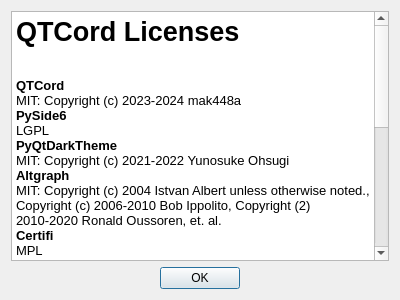
mak448a/Qtcord, file src/ui/licenses.ui: the form before one commit.
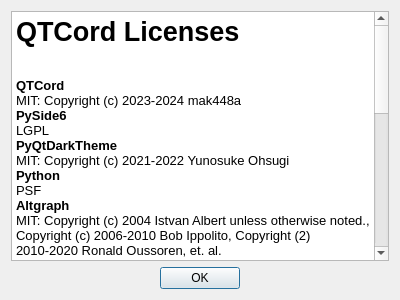
The form after the commit.

```diff
--- a/src/ui/licenses.ui
+++ b/src/ui/licenses.ui
@@ -35,6 +35,8 @@
 &lt;p style=&quot; margin-top:0px; margin-bottom:0px; margin-left:0px; margin-right:0px; -qt-block-indent:0; text-indent:0px;&quot;&gt;LGPL&lt;/p&gt;
 &lt;p style=&quot; margin-top:0px; margin-bottom:0px; margin-left:0px; margin-right:0px; -qt-block-indent:0; text-indent:0px;&quot;&gt;&lt;span style=&quot; font-weight:700;&quot;&gt;PyQtDarkTheme&lt;/span&gt;&lt;/p&gt;
 &lt;p style=&quot; margin-top:0px; margin-bottom:0px; margin-left:0px; margin-right:0px; -qt-block-indent:0; text-indent:0px;&quot;&gt;MIT: Copyright (c) 2021-2022 Yunosuke Ohsugi&lt;/p&gt;
+&lt;p style=&quot; margin-top:0px; margin-bottom:0px; margin-left:0px; margin-right:0px; -qt-block-indent:0; text-indent:0px;&quot;&gt;&lt;span style=&quot; font-weight:700;&quot;&gt;Python&lt;/span&gt;&lt;/p&gt;
+&lt;p style=&quot; margin-top:0px; margin-bottom:0px; margin-left:0px; margin-right:0px; -qt-block-indent:0; text-indent:0px;&quot;&gt;PSF&lt;/p&gt;
 &lt;p style=&quot; margin-top:0px; margin-bottom:0px; margin-left:0px; margin-right:0px; -qt-block-indent:0; text-indent:0px;&quot;&gt;&lt;span style=&quot; font-weight:700;&quot;&gt;Altgraph&lt;/span&gt;&lt;/p&gt;
 &lt;p style=&quot; margin-top:0px; margin-bottom:0px; margin-left:0px; margin-right:0px; -qt-block-indent:0; text-indent:0px;&quot;&gt;MIT: Copyright (c) 2004 Istvan Albert unless otherwise noted., Copyright (c) 2006-2010 Bob Ippolito, Copyright (2) 2010-2020 Ronald Oussoren, et. al.&lt;/p&gt;
 &lt;p style=&quot; margin-top:0px; margin-bottom:0px; margin-left:0px; margin-right:0px; -qt-block-indent:0; text-indent:0px;&quot;&gt;&lt;span style=&quot; font-weight:700;&quot;&gt;Certifi&lt;/span&gt;&lt;/p&gt;
@@ -49,6 +51,10 @@
 &lt;p style=&quot; margin-top:0px; margin-bottom:0px; margin-left:0px; margin-right:0px; -qt-block-indent:0; text-indent:0px;&quot;&gt;Apache&lt;/p&gt;
 &lt;p style=&quot; margin-top:0px; margin-bottom:0px; margin-left:0px; margin-right:0px; -qt-block-indent:0; text-indent:0px;&quot;&gt;&lt;span style=&quot; font-weight:700;&quot;&gt;Urllib3&lt;/span&gt;&lt;/p&gt;
 &lt;p style=&quot; margin-top:0px; margin-bottom:0px; margin-left:0px; margin-right:0px; -qt-block-indent:0; text-indent:0px;&quot;&gt;MIT: Copyright (c) 2008-2020 Andrey Petrov and contributors.&lt;/p&gt;
+&lt;p style=&quot; margin-top:0px; margin-bottom:0px; margin-left:0px; margin-right:0px; -qt-block-indent:0; text-indent:0px;&quot;&gt;&lt;span style=&quot; font-weight:700;&quot;&gt;Darkdetect&lt;/span&gt;&lt;/p&gt;
+&lt;p style=&quot; margin-top:0px; margin-bottom:0px; margin-left:0px; margin-right:0px; -qt-block-indent:0; text-indent:0px;&quot;&gt;Copyright (c) 2019, Alberto Sottile&lt;/p&gt;
+&lt;p style=&quot; margin-top:0px; margin-bottom:0px; margin-left:0px; margin-right:0px; -qt-block-indent:0; text-indent:0px;&quot;&gt;&lt;span style=&quot; font-weight:700;&quot;&gt;Websocket-Client&lt;/span&gt;&lt;/p&gt;
+&lt;p style=&quot; margin-top:0px; margin-bottom:0px; margin-left:0px; margin-right:0px; -qt-block-indent:0; text-indent:0px;&quot;&gt;Apache&lt;/p&gt;
 &lt;p style=&quot;-qt-paragraph-type:empty; margin-top:0px; margin-bottom:0px; margin-left:0px; margin-right:0px; -qt-block-indent:0; text-indent:0px;&quot;&gt;&lt;br /&gt;&lt;/p&gt;
 &lt;p style=&quot; margin-top:0px; margin-bottom:0px; margin-left:0px; margin-right:0px; -qt-block-indent:0; text-indent:0px;&quot;&gt;You can view the full licenses by going into the folder where QTCord was installed. For Linux, check the following directories:&lt;/p&gt;
 &lt;p style=&quot; margin-top:0px; margin-bottom:0px; margin-left:0px; margin-right:0px; -qt-block-indent:0; text-indent:0px;&quot;&gt;&lt;span style=&quot; font-style:italic; text-decoration: underline;&quot;&gt;/var/lib/flatpak/app/io.github.mak448a.QTCord/x86_64/stable/active/files/bin/licenses/&lt;/span&gt;&lt;/p&gt;
```
